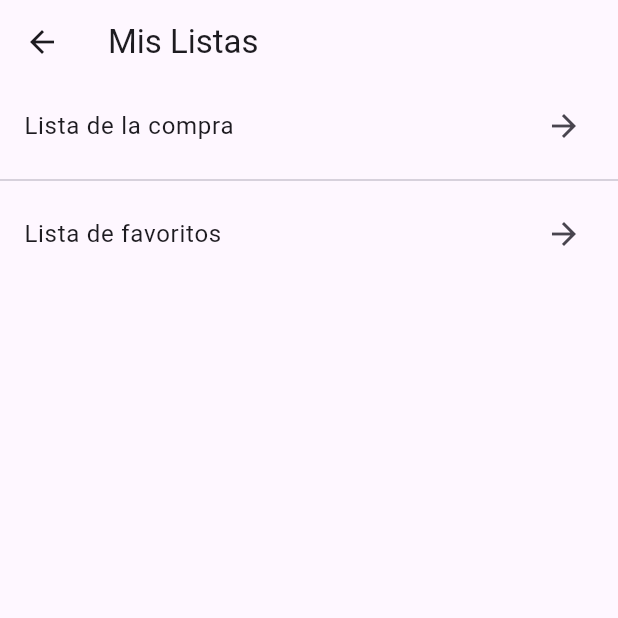
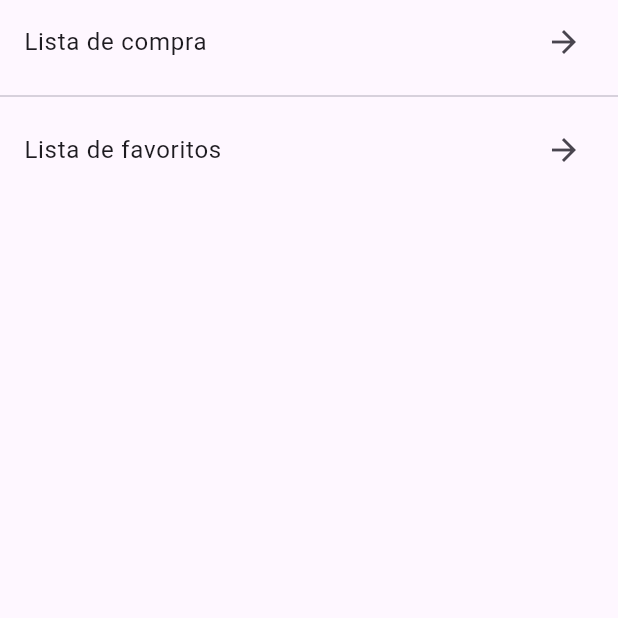
Before and after one commit to QuinoCode/Prizo, a Flutter app: the ListaInterfaz screen opened directly, on a phone screen of 412 x 824 dp, the top half of it. Run offline on Flutter 3.47's test engine with Material 3 defaults, Android fonts, the phone set to English and light mode, and no system bars; our stand-ins replace diacritic, location, sqflite; missing offline and left inert: map_launcher, mobile_scanner; accounts and stored records are empty; key blocks and very long unbroken strings in the code were emptied for the run.

Commit message:
Lista provisional en crecimiento 3

```diff
--- a/lib/features/lisa_por_desarrollar/lista.dart
+++ b/lib/features/lisa_por_desarrollar/lista.dart
@@ -108,13 +108,10 @@ class _ListaInterfazState extends State<ListaInterfaz> {
   @override
   Widget build(BuildContext context) {
     return Scaffold(
-      appBar: AppBar(
-        title: const Text("Mis Listas"),
-      ),
       body: ListView(
         children: [
           ListTile(
-            title: const Text("Lista de la compra"),
+            title: const Text("Lista de compra"),
             trailing: const Icon(Icons.arrow_forward),
             onTap: _navigateToListaCompra,
           ),
```
